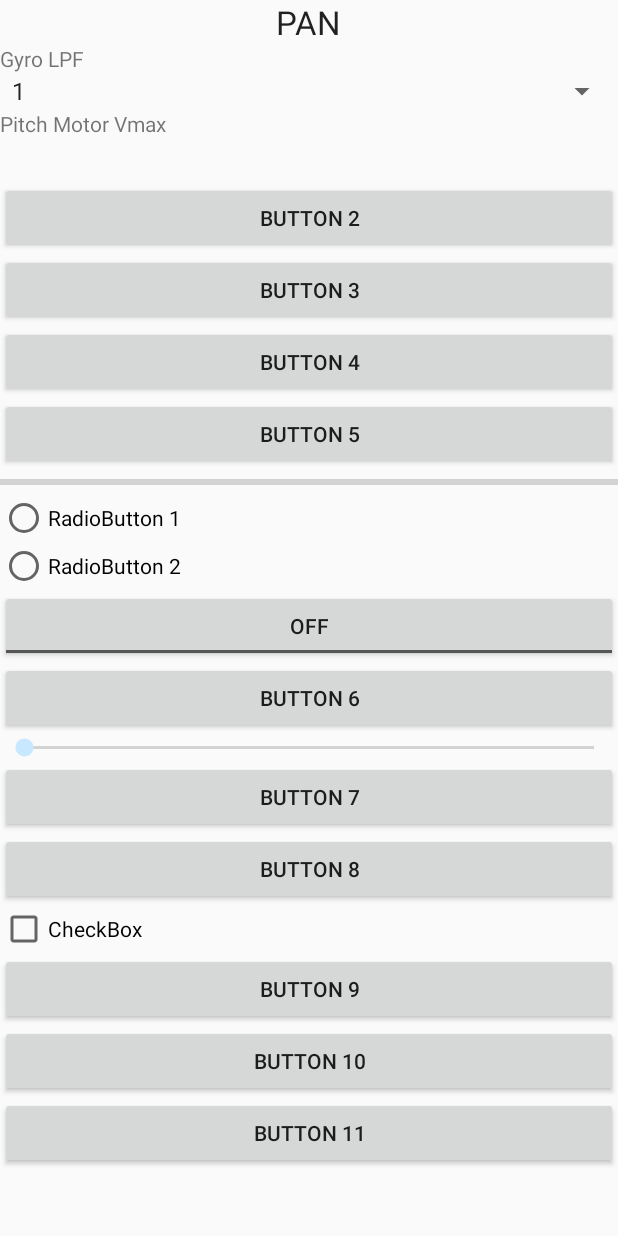
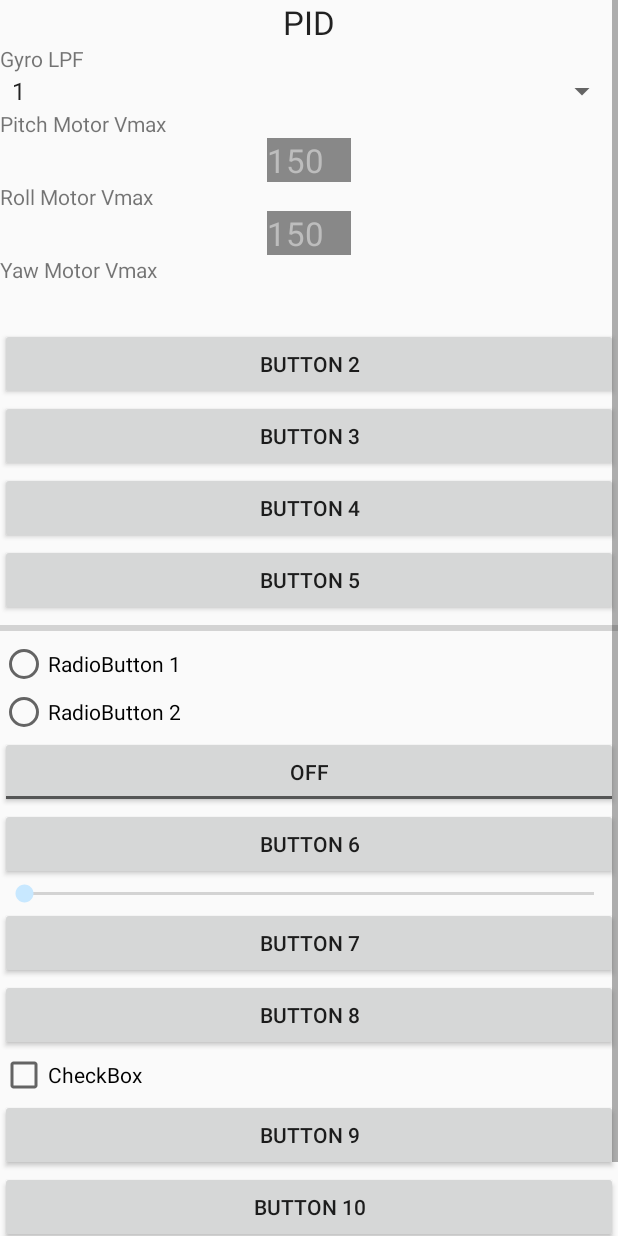
Before and after one commit to maciek252/STorM32_GUI_Android, an Android app: the fragment FiveFragment shown on its own in the app's theme, on a phone screen of 412 x 824 dp. Run offline under Robolectric (Android 15) with nearby library versions, the phone set to English and light mode, and no system bars.

Commit message:
displaying properties-option values in tabs

```diff
--- a/app/src/main/java/info/androidhive/materialtabs/activity/MainActivity.java
+++ b/app/src/main/java/info/androidhive/materialtabs/activity/MainActivity.java
@@ -14,6 +14,8 @@ import android.widget.Button;
 import android.widget.Toast;
 
 import info.androidhive.materialtabs.R;
+import info.androidhive.materialtabs.fragments.IntermediateFragment;
+import info.androidhive.materialtabs.storm32.optionList;
 
 /*
 import com.devpaul.bluetoothutillib.SimpleBluetooth;
@@ -50,6 +52,8 @@ public class MainActivity extends AppCompatActivity implements View.OnClickListe
 
     @Override
     protected void onCreate(Bundle savedInstanceState) {
+
+
         super.onCreate(savedInstanceState);
         setContentView(R.layout.activity_main);
         toolbar = (Toolbar) findViewById(R.id.toolbar);
@@ -68,6 +72,7 @@ public class MainActivity extends AppCompatActivity implements View.OnClickListe
         btnCustomIconTextTabs.setOnClickListener(this);
 
         registerReceiver(mReceiver, filter); // Don't forget to unregister during onDestroy
+
     }
 
     @Override
--- a/app/src/main/java/info/androidhive/materialtabs/fragments/FiveFragment.java
+++ b/app/src/main/java/info/androidhive/materialtabs/fragments/FiveFragment.java
@@ -20,6 +20,7 @@ public class FiveFragment extends IntermediateFragment{
     }
 
     TextView tv_PitchMotorVmax = null;
+    TextView tv_RollMotorVmax = null;
     Spinner sp_GyroLpf = null;
 
     @Override
@@ -33,7 +34,9 @@ public class FiveFragment extends IntermediateFragment{
         // Inflate the layout for this fragment
         View v =  inflater.inflate(R.layout.fragment_five, container, false);
         tv_PitchMotorVmax = (TextView) v.findViewById(R.id.textView_5_pitchMotorVmax);
-        addPairTv(v, tv_PitchMotorVmax, 100);
+        tv_RollMotorVmax = (TextView) v.findViewById(R.id.textView_5_rollMotorVmax);
+        addPairTv(v, tv_PitchMotorVmax, 3);
+        addPairTv(v, tv_RollMotorVmax, 9);
 
         sp_GyroLpf = (Spinner) v.findViewById((R.id.spinner_5_gyroLpf));
 
@@ -48,7 +51,8 @@ public class FiveFragment extends IntermediateFragment{
 
         addPairSpinner(v, sp_GyroLpf, 3);
 
-
+        updateAllControls();
+        //IntermediateFragment.setColorToAllControls();
         return v;
     }
 
--- a/app/src/main/java/info/androidhive/materialtabs/fragments/IntermediateFragment.java
+++ b/app/src/main/java/info/androidhive/materialtabs/fragments/IntermediateFragment.java
@@ -17,6 +17,7 @@ import java.util.LinkedList;
 
 import info.androidhive.materialtabs.R;
 import info.androidhive.materialtabs.storm32.Option;
+import info.androidhive.materialtabs.storm32.OptionNumber;
 import info.androidhive.materialtabs.storm32.optionList;
 
 /**
@@ -24,10 +25,17 @@ import info.androidhive.materialtabs.storm32.optionList;
  */
 public class IntermediateFragment extends Fragment implements TextWatcher, View.OnClickListener, View.OnFocusChangeListener{
 
+    public IntermediateFragment(){
+        optionList.populateOptions();
+    }
 
+    static public HashMap<TextView,Integer> mappingTextViewsOptionsAll = new HashMap<>();
     public HashMap<TextView,Integer> mappingTextViewsOptions = new HashMap<>();
 
-    public HashMap<Integer, View> map_addr_control = new HashMap<>();
+    static public HashMap<Spinner,Integer> mappingSpinnersOptionsAll = new HashMap<>();
+    public HashMap<Spinner,Integer> mappingSpinnerssOptions = new HashMap<>();
+
+
 
     public void addPairTv(View v, TextView tv, int addr){
 
@@ -43,7 +51,8 @@ public class IntermediateFragment extends Fragment implements TextWatcher, View.
         tv.setTextIsSelectable(false);
         //tv.setBackgroundColor(Color.blue(3));
 
-        map_addr_control.put(addr, tv);
+        mappingTextViewsOptions.put(tv,addr);
+        IntermediateFragment.mappingTextViewsOptionsAll.put(tv,addr);
 
     }
 
@@ -64,9 +73,57 @@ public class IntermediateFragment extends Fragment implements TextWatcher, View.
 */
         //map_addr_control.put(addr, tv);
 
+        mappingSpinnerssOptions.put(sp,addr);
+        IntermediateFragment.mappingSpinnersOptionsAll.put(sp,addr);
+
     }
 
     public void updateAll(){
+
+    }
+
+    public void updateAllControls(){
+
+        for(TextView v: mappingTextViewsOptions.keySet()){
+            if(!mappingTextViewsOptions.containsKey(v))
+                return;
+            int addr = mappingTextViewsOptions.get(v);
+
+            OptionNumber on = (OptionNumber) optionList.getOptionForAddress(addr);
+
+            if(on != null) {
+                if(on.isRead())
+                    v.setBackgroundColor(Color.GREEN);
+                else
+                    v.setBackgroundColor(Color.GRAY);
+
+                v.setTextColor(Color.parseColor("#bdbdbd"));
+
+                v.setText("" + on.getValue());
+            } else
+                v.setBackgroundColor(Color.CYAN);
+        }
+
+        for(Spinner sp: mappingSpinnerssOptions.keySet()) {
+            if(!mappingSpinnerssOptions.containsKey(sp))
+                return;
+            int addr = mappingSpinnerssOptions.get(sp);
+        }
+
+    }
+
+    static public void setColorToAllControls(){
+
+        for(TextView v: mappingTextViewsOptionsAll.keySet()){
+            v.setBackgroundColor(Color.CYAN);
+            v.setTextColor(Color.parseColor("#bdbdbd"));
+        }
+
+        for(Spinner sp: mappingSpinnersOptionsAll.keySet()){
+           //sp.setBackgroundColor(Color.CYAN);
+            sp.setBackgroundColor(Color.parseColor("#bdbdbd"));
+            //sp.setC(Color.parseColor("#bdbdbd"));
+        }
 
     }
 
--- a/app/src/main/java/info/androidhive/materialtabs/fragments/TwoFragment.java
+++ b/app/src/main/java/info/androidhive/materialtabs/fragments/TwoFragment.java
@@ -141,6 +141,8 @@ public class TwoFragment extends Fragment
         switch (v.getId()) {
             case R.id.buttonDetectBT:
 
+                IntermediateFragment.setColorToAllControls();
+
                 BluetoothDeviceListDialog dialog = new BluetoothDeviceListDialog(getActivity());
                 dialog.setOnDeviceSelectedListener(this);
                 dialog.setTitle("urządzenia sparowane");
@@ -150,6 +152,9 @@ public class TwoFragment extends Fragment
                 break;
             case R.id.button_2_ReadVersion:
                 //bluetoothSerial.getConnectedDeviceName().
+
+
+
                 optionList.voltageCorrection += 1;
 
                 messageBuffer = "";
--- a/app/src/main/java/info/androidhive/materialtabs/storm32/Option.java
+++ b/app/src/main/java/info/androidhive/materialtabs/storm32/Option.java
@@ -14,4 +14,13 @@ public class Option {
 
     public int defaultValue = 1;
 
+
+    public boolean isRead(){
+        return hasBeenRead;
+    }
+
+
+    public int getValue(){
+        return value;
+    }
 }
--- a/app/src/main/res/layout/fragment_five.xml
+++ b/app/src/main/res/layout/fragment_five.xml
@@ -13,7 +13,7 @@
             android:layout_width="wrap_content"
             android:layout_height="wrap_content"
             android:textAppearance="?android:attr/textAppearanceLarge"
-            android:text="PAN"
+            android:text="PID"
             android:id="@+id/textView16"
             android:layout_gravity="center_horizontal" />
 
@@ -41,6 +41,36 @@
             android:layout_height="wrap_content"
             android:textAppearance="?android:attr/textAppearanceLarge"
             android:id="@+id/textView_5_pitchMotorVmax"
+            android:contextClickable="true"
+            android:editable="true"
+            android:layout_gravity="center_horizontal" />
+
+        <TextView
+            android:layout_width="wrap_content"
+            android:layout_height="wrap_content"
+            android:text="Roll Motor Vmax"
+            android:id="@+id/textView15" />
+
+        <TextView
+            android:layout_width="56dp"
+            android:layout_height="wrap_content"
+            android:textAppearance="?android:attr/textAppearanceLarge"
+            android:id="@+id/textView_5_rollMotorVmax"
+            android:contextClickable="true"
+            android:editable="true"
+            android:layout_gravity="center_horizontal" />
+
+        <TextView
+            android:layout_width="wrap_content"
+            android:layout_height="wrap_content"
+            android:text="Yaw Motor Vmax"
+            android:id="@+id/textView18" />
+
+        <TextView
+            android:layout_width="56dp"
+            android:layout_height="wrap_content"
+            android:textAppearance="?android:attr/textAppearanceLarge"
+            android:id="@+id/textView19"
             android:contextClickable="true"
             android:editable="true"
             android:layout_gravity="center_horizontal" />
```
Also changed, not shown: app/src/main/java/info/androidhive/materialtabs/activity/ScrollableTabsActivity.java (+4 -4 lines), app/src/main/java/info/androidhive/materialtabs/storm32/OptionNumber.java (+6 -1 lines), app/src/main/java/info/androidhive/materialtabs/storm32/optionList.java (+34 -3 lines).
